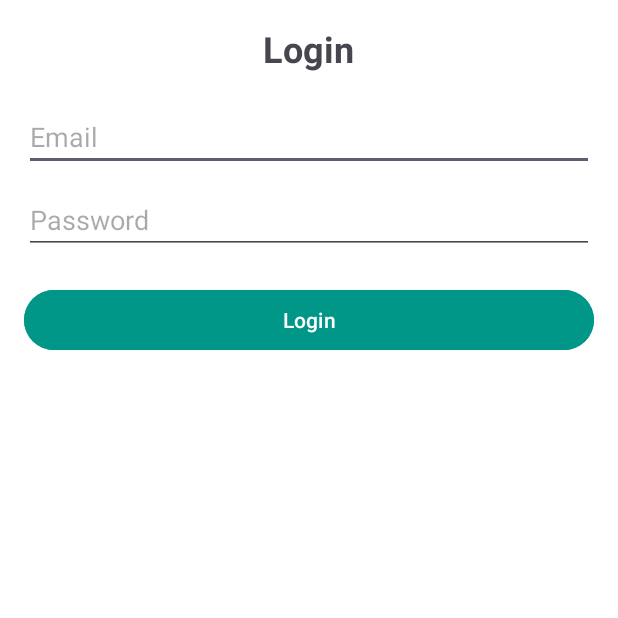
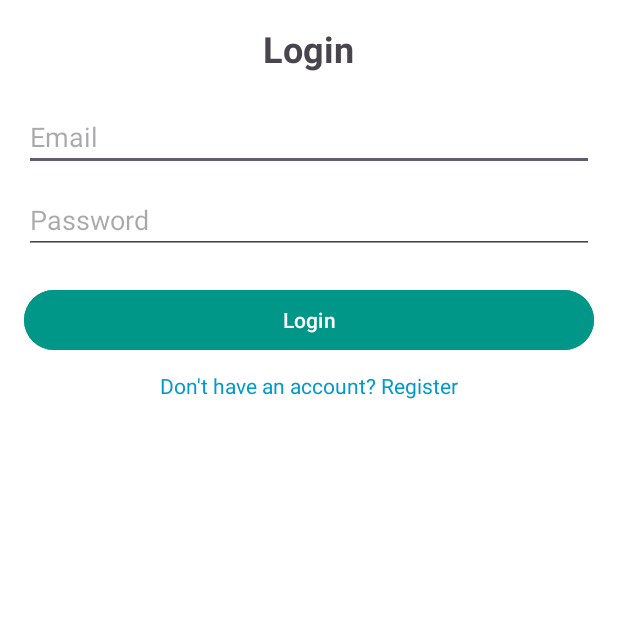
Before and after one commit to Abhi-Reddi/Personal-Diary-App-Android, an Android app: the screen it shows after launch (LoginActivity), on a phone screen of 412 x 824 dp, the top half of it. Run offline under Robolectric (Android 15) with nearby library versions, the phone set to English and light mode, and no system bars; our stand-ins replace Firebase (no records; nobody signed in at launch, a user with empty details on screens opened directly).

```diff
--- a/DiaryNotes/app/src/main/res/layout/activity_login.xml
+++ b/DiaryNotes/app/src/main/res/layout/activity_login.xml
@@ -48,5 +48,12 @@
         android:layout_gravity="center"
         android:layout_marginTop="20dp"/>
 
-
+    <TextView
+        android:id="@+id/registerLink"
+        android:layout_width="wrap_content"
+        android:layout_height="wrap_content"
+        android:text="Don't have an account? Register"
+        android:layout_gravity="center"
+        android:textColor="@android:color/holo_blue_dark"
+        android:layout_marginTop="10dp"/>
 </LinearLayout>
```
